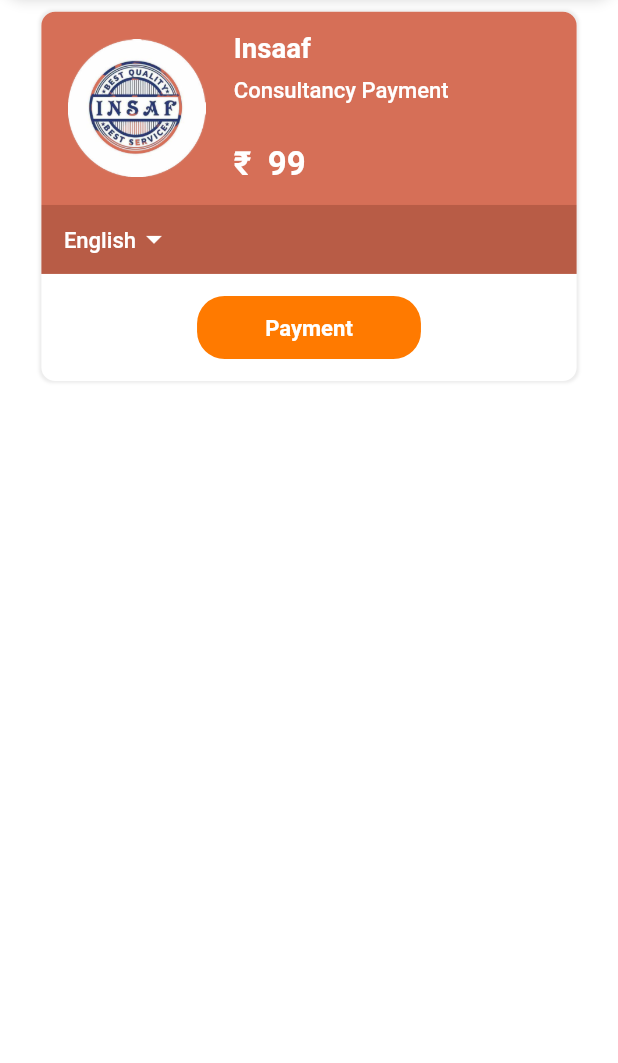
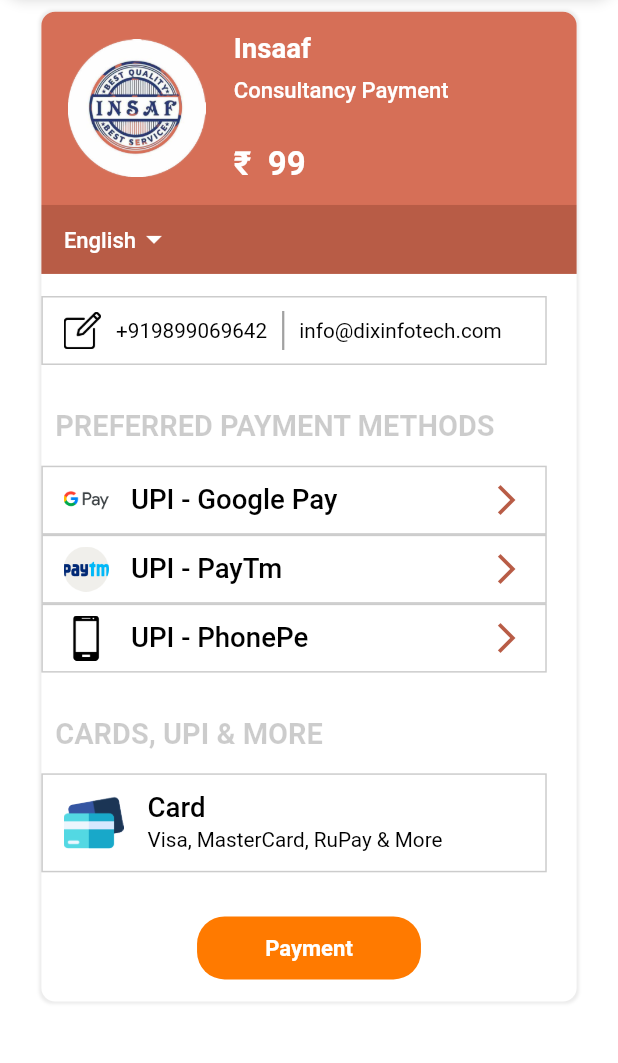
Before and after one commit to raselhossen125/enlighten, a Flutter app: the PaymentPage screen opened by its route, on a phone screen of 412 x 824 dp, the part 103-1166 px from its top. Run offline on Flutter 3.47's test engine with Material 2 defaults, Android fonts, the phone set to English and light mode, and no system bars; our stand-ins replace carousel_slider, flutter_screenutil, smooth_page_indicator.

Commit message:
payment page done

```diff
--- a/lib/main.dart
+++ b/lib/main.dart
@@ -3,10 +3,12 @@
 import 'package:flutter/services.dart';
 import 'package:flutter_screenutil/flutter_screenutil.dart';
 
+import 'views/consulation_page.dart';
 import 'views/home_page.dart';
 import 'views/login_page.dart';
 import 'views/paymet_sucessfull_page.dart';
 import 'views/peyment_page.dart';
+import 'views/wallet_page.dart';
 import 'widgets/bottom_nav_bar.dart';
 
 void main() {
@@ -44,6 +46,8 @@
             BottomNavBar.routeName: (context) => BottomNavBar(),
             HomePage.routeName: (context) => HomePage(),
             PaymentPage.routeName: (context) => PaymentPage(),
+            ConsulationPage.routeName: (context) => ConsulationPage(),
+            WalletPage.routeName: (context) => WalletPage(),
             PaymentSucessfullPage.routeName: (context) =>
                 PaymentSucessfullPage(),
           },
--- a/lib/utils/custom_string.dart
+++ b/lib/utils/custom_string.dart
@@ -35,6 +35,11 @@
   static const String paymentSucessfullImage = 'images/sucessfull.png';
   static const String rechargeImage = 'images/rechargeImage.png';
   static const String insafImage = 'images/insaf.png';
+  static const String phonePeImage = 'images/phonepe.png';
+  static const String payTmImage = 'images/pay-tm.png';
+  static const String googlePymage = 'images/googlepay.png';
+  static const String editmage = 'images/edit.png';
+  static const String cardImage = 'images/card.png';
 
   static const String appbarTitleTxt = 'ENLIGHTEN MIND';
 
@@ -103,6 +108,15 @@
   static const String PInsafTxt = 'Insaaf';
   static const String PInsafDescTxt = 'Consultancy Payment';
   static const String PPriceTxt = '₹  99';
+  static const String PGooglePaytxt = 'UPI - Google Pay';
+  static const String PPaytmtxt = 'UPI - PayTm';
+  static const String PPhonePetxt = 'UPI - PhonePe';
+  static const String PPaymetMethodTitletxt = 'Preferred payment methods';
+  static const String PMoretxt = 'Cards, upi & more';
+  static const String PCardTitletxt = 'Card';
+  static const String PCardSubtitletxt = 'Visa, MasterCard, RuPay & More';
+  static const String PPhonetxt = '+919899069642';
+  static const String PGmailtxt = 'info@dixinfotech.com';
 
 
 
--- a/lib/utils/custom_style.dart
+++ b/lib/utils/custom_style.dart
@@ -65,6 +65,12 @@
     color: CustomColor.txtBlackColor,
   );
 
+  static var Black20Opacity21w700 = TextStyle(
+    fontWeight: FontWeight.w700,
+    fontSize: Dimensions.largeTextSize21,
+    color: CustomColor.txtBlackColor.withOpacity(0.20),
+  );
+
   static var Black23w700 = TextStyle(
     fontWeight: FontWeight.w700,
     fontSize: Dimensions.extraLargeTextSize,
--- a/lib/utils/dimensions.dart
+++ b/lib/utils/dimensions.dart
@@ -22,7 +22,7 @@
   static double PaddingSize10 = 10.00.r;
   static double extraLargePaddingSize = 48.00.r;
   static double PaddingSize8 = 8.00.r;
-  static double marginSize = 24.00.w;
+  static double marginSize = 20.00.w;
   static double heightSize = 20.00.h;
   static double heightSize8 = 8.00.h;
   static double widthSize = 10.00.w;
--- a/lib/views/paymet_sucessfull_page.dart
+++ b/lib/views/paymet_sucessfull_page.dart
@@ -1,5 +1,6 @@
 // ignore_for_file: prefer_const_constructors, use_key_in_widget_constructors
 
+import 'package:enlighten/widgets/bottom_nav_bar.dart';
 import 'package:enlighten/widgets/main_drawer.dart';
 import 'package:enlighten/widgets/my_appbar.dart';
 import 'package:flutter/material.dart';
@@ -9,6 +10,7 @@
 import '../utils/custom_style.dart';
 import '../utils/dimensions.dart';
 import '../widgets/custom_button.dart';
+import 'consulation_page.dart';
 
 class PaymentSucessfullPage extends StatelessWidget {
   static const routeName = 'payment-sucessfull';
@@ -51,12 +53,16 @@
                       textAlign: TextAlign.center,
                     ),
                     SizedBox(height: Dimensions.heightSize8 * 4 + 1),
-                    CustomButon(
-                      height: 65.h,
-                      width: 240.w,
-                      title: CustomString.PSBtnTxt.toUpperCase(),
-                      isPrefixIcon: true,
-                      prefixIconImage: CustomString.homeCallImage,
+                    InkWell(
+                      onTap: () => Navigator.of(context)
+                          .pushReplacementNamed(BottomNavBar.routeName),
+                      child: CustomButon(
+                        height: 65.h,
+                        width: 240.w,
+                        title: CustomString.PSBtnTxt.toUpperCase(),
+                        isPrefixIcon: true,
+                        prefixIconImage: CustomString.homeCallImage,
+                      ),
                     ),
                   ],
                 ),
--- a/lib/views/peyment_page.dart
+++ b/lib/views/peyment_page.dart
@@ -1,4 +1,4 @@
-// ignore_for_file: prefer_const_constructors, use_key_in_widget_constructors
+// ignore_for_file: prefer_const_constructors, use_key_in_widget_constructors, prefer_const_literals_to_create_immutables
 
 import 'package:enlighten/utils/custom_color.dart';
 import 'package:enlighten/utils/custom_string.dart';
@@ -11,6 +11,7 @@
 
 import '../utils/dimensions.dart';
 import '../widgets/custom_button.dart';
+import '../widgets/payment_method_contain.dart';
 
 class PaymentPage extends StatelessWidget {
   static const routeName = 'payment';
@@ -41,6 +42,7 @@
                     ],
                     color: CustomColor.whiteColor),
                 child: Column(
+                  crossAxisAlignment: CrossAxisAlignment.start,
                   children: [
                     Container(
                       height: 140.h,
@@ -97,13 +99,99 @@
                       ),
                     ),
                     SizedBox(height: Dimensions.heightSize8 * 2),
+                    Container(
+                      margin: EdgeInsets.only(right: Dimensions.marginSize),
+                      height: 50.h,
+                      width: double.infinity,
+                      decoration: BoxDecoration(
+                          border: Border.all(
+                              color:
+                                  CustomColor.txtBlackColor.withOpacity(0.20))),
+                      child: Padding(
+                        padding: EdgeInsets.symmetric(
+                            horizontal: Dimensions.PaddingSize15),
+                        child: Row(
+                          children: [
+                            Image.asset(CustomString.editmage,
+                                height: 25, width: 25),
+                            SizedBox(width: 10),
+                            Text(CustomString.PPhonetxt,
+                                style: CustomStyle.Black15w400),
+                            SizedBox(width: 10),
+                            Container(
+                              height: 26,
+                              width: 1.5,
+                              color: CustomColor.txtBlacNormalkColor.withOpacity(0.50),
+                            ),
+                            SizedBox(width: 10),
+                            Text(CustomString.PGmailtxt,
+                                style: CustomStyle.Black15w400),
+                          ],
+                        ),
+                      ),
+                    ),
+                    SizedBox(height: Dimensions.heightSize8 * 4),
+                    Padding(
+                      padding: EdgeInsets.only(left: Dimensions.PaddingSize10),
+                      child: Text(
+                          CustomString.PPaymetMethodTitletxt.toUpperCase(),
+                          style: CustomStyle.Black20Opacity21w700),
+                    ),
+                    SizedBox(height: Dimensions.heightSize8 * 2),
+                    PaymentMethodContain(
+                      image: CustomString.googlePymage,
+                      title: CustomString.PGooglePaytxt,
+                    ),
+                    PaymentMethodContain(
+                      image: CustomString.payTmImage,
+                      title: CustomString.PPaytmtxt,
+                    ),
+                    PaymentMethodContain(
+                      image: CustomString.phonePeImage,
+                      title: CustomString.PPhonePetxt,
+                    ),
+                    SizedBox(height: Dimensions.heightSize8 * 4),
+                    Padding(
+                      padding: EdgeInsets.only(left: Dimensions.PaddingSize10),
+                      child: Text(CustomString.PMoretxt.toUpperCase(),
+                          style: CustomStyle.Black20Opacity21w700),
+                    ),
+                    SizedBox(height: Dimensions.heightSize8 * 2),
+                    Container(
+                      margin: EdgeInsets.only(right: Dimensions.marginSize),
+                      width: double.infinity,
+                      decoration: BoxDecoration(
+                          border: Border.all(
+                              color:
+                                  CustomColor.txtBlackColor.withOpacity(0.20))),
+                      child: ListTile(
+                        dense: true,
+                        contentPadding:
+                            EdgeInsets.only(left: Dimensions.PaddingSize15),
+                        title: Text(
+                          CustomString.PCardTitletxt,
+                          style: CustomStyle.Black20w500,
+                        ),
+                        subtitle: Text(
+                          CustomString.PCardSubtitletxt,
+                          style: CustomStyle.Black15w400,
+                        ),
+                        leading: Image.asset(CustomString.cardImage,
+                            height: 40, width: 40),
+                      ),
+                    ),
+                    SizedBox(height: Dimensions.heightSize8 * 4),
                     InkWell(
                       onTap: () {
-                        Navigator.of(context).pushNamed(PaymentSucessfullPage.routeName);
+                        Navigator.of(context)
+                            .pushNamed(PaymentSucessfullPage.routeName);
                       },
-                      child: CustomButon(
-                        width: 150.w,
-                        title: 'Payment',
+                      child: Align(
+                        alignment: Alignment.center,
+                        child: CustomButon(
+                          width: 150.w,
+                          title: 'Payment',
+                        ),
                       ),
                     ),
                     SizedBox(height: Dimensions.heightSize8 * 2),
--- /dev/null
+++ b/lib/views/wallet_page.dart
@@ -0,0 +1,18 @@
+// ignore_for_file: use_key_in_widget_constructors, prefer_const_constructors
+
+import 'package:enlighten/widgets/main_drawer.dart';
+import 'package:enlighten/widgets/my_appbar.dart';
+import 'package:flutter/material.dart';
+
+class WalletPage extends StatelessWidget {
+  static const routeName = 'wallet';
+
+  @override
+  Widget build(BuildContext context) {
+    return Scaffold(
+      drawer: MainDrawer(),
+      appBar: MyAppBar(),
+
+    );
+  }
+}
--- a/lib/widgets/my_appbar.dart
+++ b/lib/widgets/my_appbar.dart
@@ -6,6 +6,7 @@
 import '../utils/custom_string.dart';
 import '../utils/custom_style.dart';
 import '../utils/dimensions.dart';
+import '../views/wallet_page.dart';
 import 'custom_button.dart';
 
 class MyAppBar extends StatelessWidget implements PreferredSizeWidget {
@@ -32,7 +33,7 @@
       actions: [
         InkWell(
           onTap: () {
-
+            Navigator.of(context).pushNamed(WalletPage.routeName);
           },
           child: Image.asset(CustomString.appbarImage),
         ),
--- /dev/null
+++ b/lib/widgets/payment_method_contain.dart
@@ -0,0 +1,41 @@
+// ignore_for_file: must_be_immutable, use_key_in_widget_constructors, prefer_const_literals_to_create_immutables, prefer_const_constructors
+
+import 'package:enlighten/utils/custom_style.dart';
+import 'package:flutter/material.dart';
+import 'package:flutter_screenutil/flutter_screenutil.dart';
+import '../utils/custom_color.dart';
+import '../utils/dimensions.dart';
+
+class PaymentMethodContain extends StatelessWidget {
+  String image;
+  String title;
+
+  PaymentMethodContain({
+    required this.image,
+    required this.title,
+  });
+
+  @override
+  Widget build(BuildContext context) {
+    return Container(
+      margin: EdgeInsets.only(right: Dimensions.marginSize),
+      height: 50.h,
+      width: double.infinity,
+      decoration: BoxDecoration(
+          border:
+              Border.all(color: CustomColor.txtBlackColor.withOpacity(0.20))),
+      child: Padding(
+        padding: EdgeInsets.symmetric(horizontal: Dimensions.PaddingSize15),
+        child: Row(
+          children: [
+            Image.asset(image, height: 30, width: 30),
+            SizedBox(width: 15.w),
+            Text(title, style: CustomStyle.Black20w500),
+            Spacer(),
+            Icon(Icons.arrow_forward_ios, color: CustomColor.crownDarkColor),
+          ],
+        ),
+      ),
+    );
+  }
+}
```
Also changed, not shown: images/card.png (added), images/edit.png (added), images/googlepay.png (added), images/pay-tm.png (added), images/phonepe.png (added).
